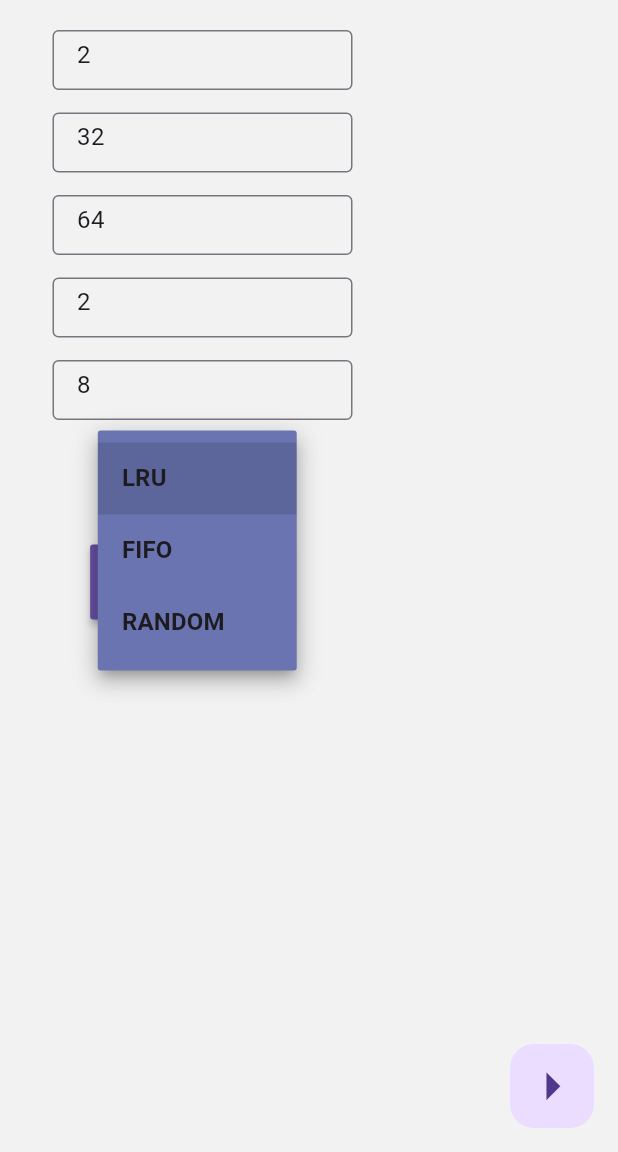
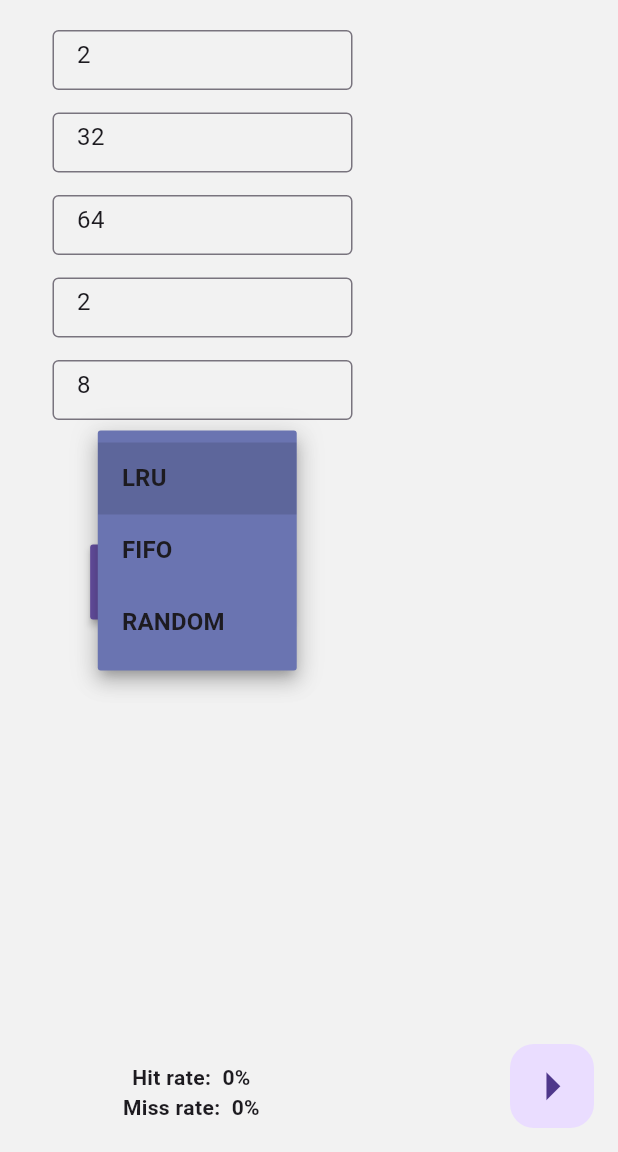
Before and after one commit to mihailazar1/Virtual-Memory-Simulator, a Flutter app: the screen it shows after launch, after a tap on "LRU", on a phone screen of 412 x 824 dp, the part 84-1236 px from its top. Run offline on Flutter 3.47's test engine with Material 3 defaults, Android fonts, the phone set to English and light mode, and no system bars.

Commit message:
Some small changes
Done at the lab.

```diff
--- a/vmsim/lib/algorithms/vmalgorithms.dart
+++ b/vmsim/lib/algorithms/vmalgorithms.dart
@@ -40,6 +40,7 @@ class Algorithms {
     if (mappingNotInTLBorInvalid(tlb, pageNumber, process.processNumber)) {
       print('tlb miss!');
       tlb.hit = 0;
+      tlb.nbMiss++;
 
       if (pageTable.isValid(pageNumber) == false) {
         handlePageFault(ramMemory, process, tlb, pageNumber, 'Block: $content',
@@ -61,6 +62,7 @@ class Algorithms {
       return PAGE_ALREADY_MAPPED;
     } else {
       print('TLB HIT!\n');
+      tlb.nbHits++;
       tlb.hit = 1;
 
       if (algorithm == "LRU") {
--- a/vmsim/lib/models/all_processes.dart
+++ b/vmsim/lib/models/all_processes.dart
@@ -24,7 +24,7 @@ class AllProcesses {
           offsetBits: this.offsetBits,
           virtualSize: this.virtualSize,
           processNumber: i,
-          numberVirtualAddr: 18);
+          numberVirtualAddr: 15);
     }
   }
 }
--- /dev/null
+++ b/vmsim/lib/models/hit_rate_widget.dart
@@ -0,0 +1,34 @@
+import "package:flutter/material.dart";
+
+class HitRateText extends StatelessWidget {
+  final int number;
+  final int executedInstr;
+  final String text;
+
+  const HitRateText(
+      {Key? key,
+      required this.number,
+      required this.executedInstr,
+      required this.text})
+      : super(key: key);
+
+  @override
+  Widget build(BuildContext context) {
+    if (executedInstr > 0) {
+      final rate = (number * 100 / executedInstr).round();
+      return Text(
+        '$text$rate%',
+        style: TextStyle(
+          fontWeight: FontWeight.bold,
+        ),
+      );
+    } else {
+      return Text(
+        '${text} 0%',
+        style: TextStyle(
+          fontWeight: FontWeight.bold,
+        ),
+      );
+    }
+  }
+}
--- a/vmsim/lib/models/process.dart
+++ b/vmsim/lib/models/process.dart
@@ -72,8 +72,7 @@ class Process {
       ];
     }
 
-    /*
-    List<VirtualAddress>.generate(
+    va = List<VirtualAddress>.generate(
       this.numberVirtualAddr,
       (index) => VirtualAddress(
         p: random.nextInt(pow(2, pageBitsLen).toInt()),
@@ -81,7 +80,5 @@ class Process {
         executed: false,
       ),
     );
-
-    */
   }
 }
--- a/vmsim/lib/models/tlb.dart
+++ b/vmsim/lib/models/tlb.dart
@@ -5,6 +5,9 @@ import 'package:vmsim/models/tlb_entry.dart';
 class TLB {
   int length;
   int hit = -1;
+  int nbHits = 0;
+  int nbMiss = 0;
+  int processedAddr = 0;
   late List<TLBEntry> entries = [];
 
   TLB({required this.length}) {
--- a/vmsim/lib/pages/virtual_memory.dart
+++ b/vmsim/lib/pages/virtual_memory.dart
@@ -4,6 +4,7 @@ import "package:flutter/material.dart";
 import 'package:vmsim/algorithms/vmalgorithms.dart';
 import "package:vmsim/models/FIFOqueue.dart";
 import "package:vmsim/models/all_processes.dart";
+import "package:vmsim/models/hit_rate_widget.dart";
 import "package:vmsim/models/page_table.dart";
 import "package:vmsim/models/ram.dart";
 import "package:vmsim/models/tlb.dart";
@@ -34,6 +35,10 @@ class _VirtualMemoryState extends State<VirtualMemory> {
   FIFOQueue<int> fifoQueue = FIFOQueue();
 
   TLB tlb = TLB(length: 0);
+
+  int hitRate = 0;
+  int missRate = 0;
+  int executedInstr = 0;
 
   String chosenAlgorithm = 'LRU';
 
@@ -339,6 +344,8 @@ class _VirtualMemoryState extends State<VirtualMemory> {
       Algorithms.execute(ramMemory, tlb, selectedProcessIndex, ap,
           chosenAlgorithm, lruStack, fifoQueue);
 
+      executedInstr++;
+
       if (pageTable != null) {
         setState(() {});
       }
@@ -413,14 +420,15 @@ class _VirtualMemoryState extends State<VirtualMemory> {
 
                 buildVirtualAddresses(),
 
-                /*
-                Text(
-                  'Current simulation time: current time',
-                  style: TextStyle(
-                    fontWeight: FontWeight.bold,
-                  ),
-                ),
-                */
+                HitRateText(
+                    text: 'Hit rate: ',
+                    number: tlb.nbHits,
+                    executedInstr: executedInstr),
+
+                HitRateText(
+                    text: 'Miss rate: ',
+                    number: tlb.nbMiss,
+                    executedInstr: executedInstr),
               ],
             ),
             const SizedBox(width: 20),
```
